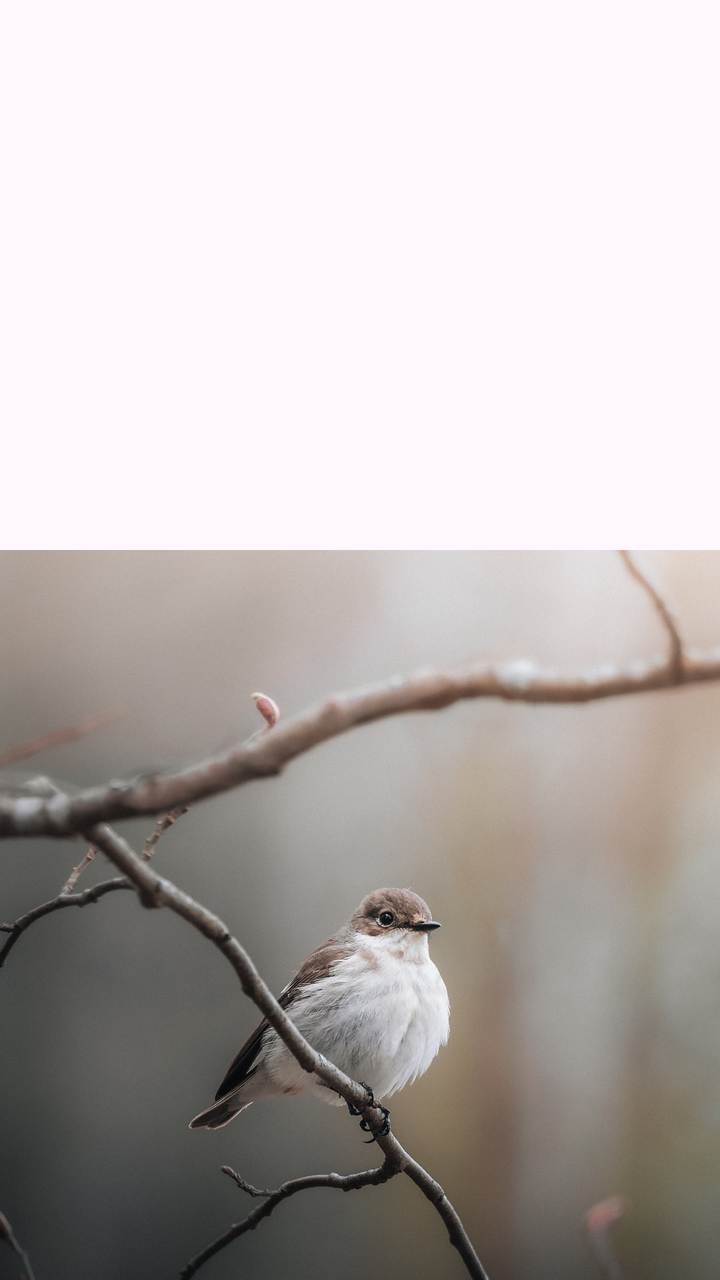
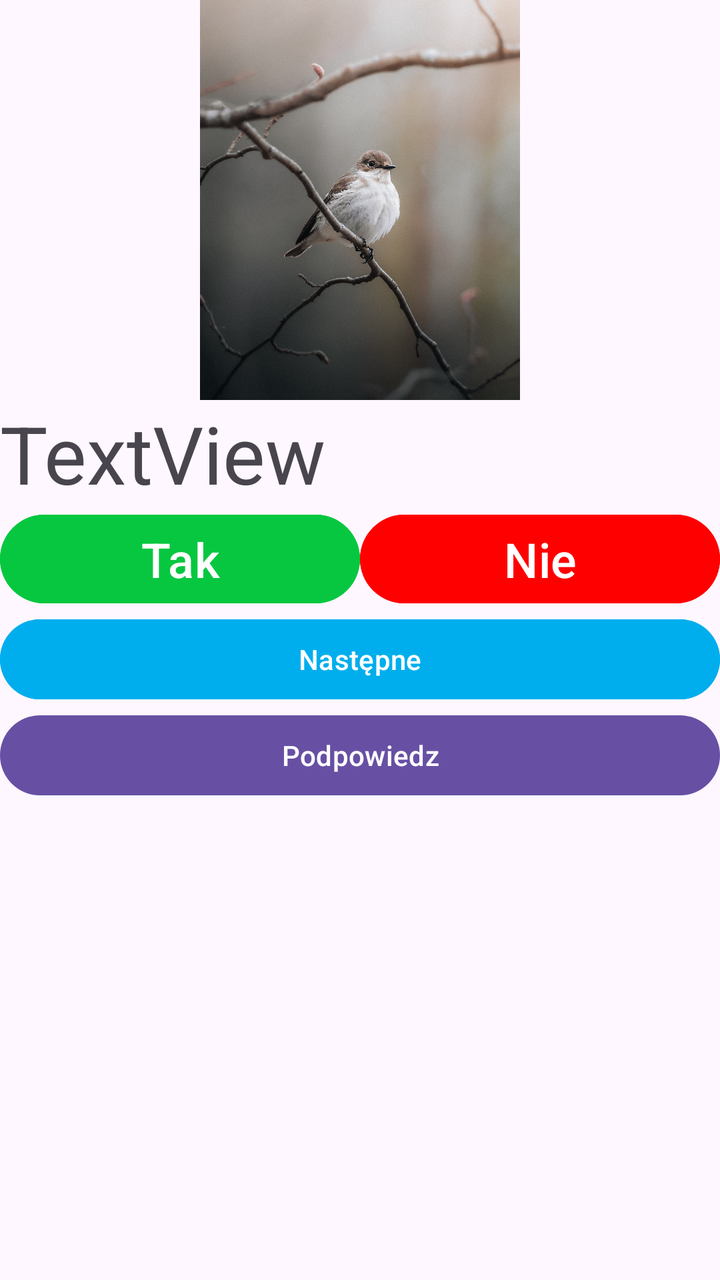

The first picture is an Android layout as it rendered before a commit; the second is the same layout after the commit. The layout source and the unified diff follow.
<!-- AndroidManifest.xml: application theme Theme.AplikacjaTest -->
<!-- res/layout/activity_main.xml -->
<?xml version="1.0" encoding="utf-8"?>
<LinearLayout xmlns:android="http://schemas.android.com/apk/res/android"
    xmlns:app="http://schemas.android.com/apk/res-auto"
    xmlns:tools="http://schemas.android.com/tools"
    android:id="@+id/main"
    android:layout_width="match_parent"
    android:layout_height="match_parent"
    android:orientation="vertical"
    tools:context=".MainActivity">

    <ImageView
        android:id="@+id/imageView"
        android:layout_width="match_parent"
        android:layout_height="1000dp"
        android:adjustViewBounds="true"
        app:srcCompat="@drawable/ptak" />

    <TextView
        android:id="@+id/textView"
        android:layout_width="wrap_content"
        android:layout_height="wrap_content"
        android:text="TextView"
        android:textSize="40dp" />

    <LinearLayout
        android:layout_width="match_parent"
        android:layout_height="wrap_content"
        android:orientation="horizontal">

        <Button
            android:id="@+id/button3"
            android:layout_width="wrap_content"
            android:layout_height="wrap_content"
            android:layout_weight="1"
            android:backgroundTint="#06C73F"
            android:text="Tak"
            android:textSize="24dp"
            android:textColor="@color/white"/>
        

        <Button
            android:id="@+id/button4"
            android:layout_width="wrap_content"
            android:layout_height="wrap_content"
            android:layout_weight="1"
            android:backgroundTint="#FF0000"
            android:text="Nie"
            android:textSize="24dp"
            android:textColor="@color/white"/>
    </LinearLayout>

    <Button
        android:id="@+id/button"
        android:layout_width="match_parent"
        android:layout_height="wrap_content"
        android:backgroundTint="#00aeed"
        android:text="Następne"
        android:textColor="@color/white"/>

</LinearLayout>
<!-- resources referenced by this layout -->
<resources>
  <color name="white">#FFFFFFFF</color>
  <!-- drawable ptak: jpg bitmap (drawable, 664120 bytes) -->
  <style name="Theme.AplikacjaTest" parent="Base.Theme.AplikacjaTest" />
  <style name="Base.Theme.AplikacjaTest" parent="Theme.Material3.DayNight.NoActionBar">
          
          
      </style>
</resources>

<!-- the commit's change to res/layout/activity_main.xml (unified diff, before → after) -->
@@ -11,7 +11,7 @@
     <ImageView
         android:id="@+id/imageView"
         android:layout_width="match_parent"
-        android:layout_height="1000dp"
+        android:layout_height="200dp"
         android:adjustViewBounds="true"
         app:srcCompat="@drawable/ptak" />
 
@@ -57,4 +57,10 @@
         android:text="Następne"
         android:textColor="@color/white"/>
 
+    <Button
+        android:id="@+id/button2"
+        android:layout_width="match_parent"
+        android:layout_height="wrap_content"
+        android:text="Podpowiedz" />
+
 </LinearLayout>
